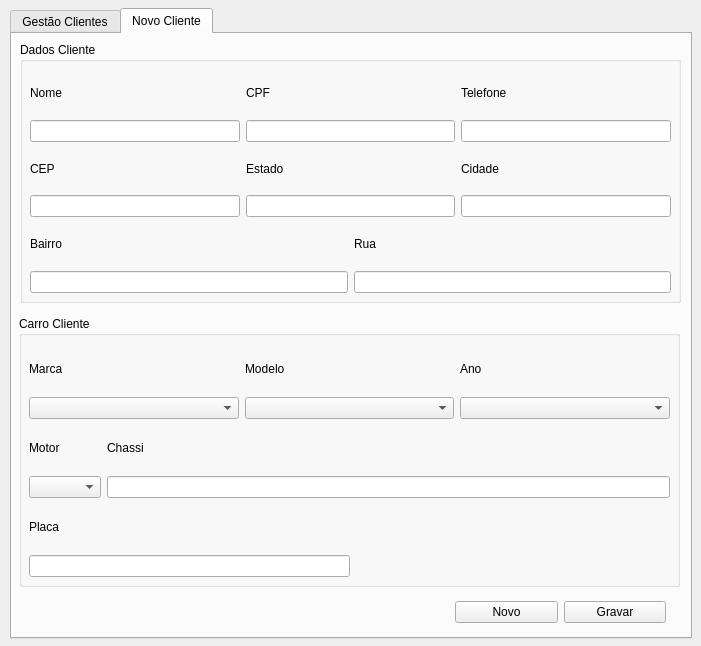
Old version of the form frm_gestaoclientes.ui in the repository ustop0/TCC.
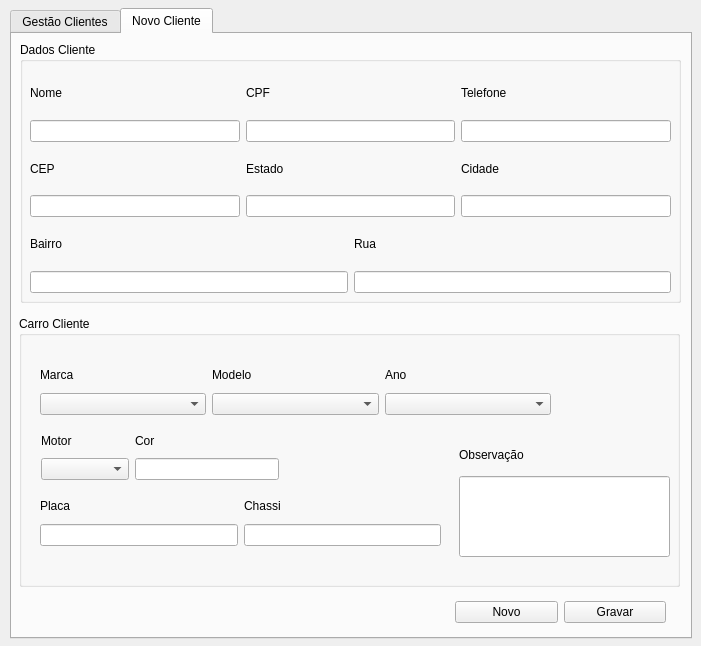
New version of the form.

```diff
--- a/frm_gestaoclientes.ui
+++ b/frm_gestaoclientes.ui
@@ -141,17 +141,38 @@
      <property name="title">
       <string>Carro Cliente</string>
      </property>
-     <widget class="QWidget" name="layoutWidget">
+     <widget class="QLineEdit" name="txt_nv_observacao">
       <property name="geometry">
        <rect>
-        <x>10</x>
-        <y>30</y>
-        <width>641</width>
-        <height>231</height>
+        <x>440</x>
+        <y>160</y>
+        <width>211</width>
+        <height>81</height>
        </rect>
       </property>
-      <layout class="QVBoxLayout" name="verticalLayout_17">
-       <item>
+     </widget>
+     <widget class="QLabel" name="label_3">
+      <property name="geometry">
+       <rect>
+        <x>440</x>
+        <y>130</y>
+        <width>81</width>
+        <height>17</height>
+       </rect>
+      </property>
+      <property name="text">
+       <string>Observação</string>
+      </property>
+     </widget>
+     <widget class="QWidget" name="">
+      <property name="geometry">
+       <rect>
+        <x>21</x>
+        <y>47</y>
+        <width>511</width>
+        <height>52</height>
+       </rect>
+      </property>
         <layout class="QHBoxLayout" name="horizontalLayout_4">
          <item>
           <layout class="QVBoxLayout" name="verticalLayout_10">
@@ -196,40 +217,16 @@
           </layout>
          </item>
         </layout>
-       </item>
-       <item>
-        <layout class="QHBoxLayout" name="horizontalLayout_5">
-         <item>
-          <layout class="QVBoxLayout" name="verticalLayout_12">
-           <item>
-            <widget class="QLabel" name="label_11">
-             <property name="text">
-              <string>Motor</string>
-             </property>
-            </widget>
-           </item>
-           <item>
-            <widget class="QComboBox" name="cb_nv_motor"/>
-           </item>
-          </layout>
-         </item>
-         <item>
-          <layout class="QVBoxLayout" name="verticalLayout_13">
-           <item>
-            <widget class="QLabel" name="label_12">
-             <property name="text">
-              <string>Chassi</string>
-             </property>
-            </widget>
-           </item>
-           <item>
-            <widget class="QLineEdit" name="txt_nv_chassi"/>
-           </item>
-          </layout>
-         </item>
-        </layout>
-       </item>
-       <item>
+     </widget>
+     <widget class="QWidget" name="">
+      <property name="geometry">
+       <rect>
+        <x>21</x>
+        <y>178</y>
+        <width>401</width>
+        <height>52</height>
+       </rect>
+      </property>
         <layout class="QHBoxLayout" name="horizontalLayout_6">
          <item>
           <layout class="QVBoxLayout" name="verticalLayout_16">
@@ -246,19 +243,62 @@
           </layout>
          </item>
          <item>
-          <spacer name="horizontalSpacer">
-           <property name="orientation">
-            <enum>Qt::Horizontal</enum>
+        <layout class="QVBoxLayout" name="verticalLayout_13">
+         <item>
+          <widget class="QLabel" name="label_12">
+           <property name="text">
+            <string>Chassi</string>
            </property>
-           <property name="sizeHint" stdset="0">
-            <size>
-             <width>128</width>
-             <height>20</height>
-            </size>
-           </property>
-          </spacer>
-         </item>
-        </layout>
+          </widget>
+         </item>
+         <item>
+          <widget class="QLineEdit" name="txt_nv_chassi"/>
+         </item>
+        </layout>
+       </item>
+      </layout>
+     </widget>
+     <widget class="QWidget" name="">
+      <property name="geometry">
+       <rect>
+        <x>22</x>
+        <y>114</y>
+        <width>88</width>
+        <height>50</height>
+       </rect>
+      </property>
+      <layout class="QVBoxLayout" name="verticalLayout_12">
+       <item>
+        <widget class="QLabel" name="label_11">
+         <property name="text">
+          <string>Motor</string>
+         </property>
+        </widget>
+       </item>
+       <item>
+        <widget class="QComboBox" name="cb_nv_motor"/>
+       </item>
+      </layout>
+     </widget>
+     <widget class="QWidget" name="">
+      <property name="geometry">
+       <rect>
+        <x>116</x>
+        <y>114</y>
+        <width>144</width>
+        <height>50</height>
+       </rect>
+      </property>
+      <layout class="QVBoxLayout" name="verticalLayout_14">
+       <item>
+        <widget class="QLabel" name="label_2">
+         <property name="text">
+          <string>Cor</string>
+         </property>
+        </widget>
+       </item>
+       <item>
+        <widget class="QLineEdit" name="txt_nv_cor"/>
        </item>
       </layout>
      </widget>
```
Lines whose indentation alone changed are shown as unchanged.
